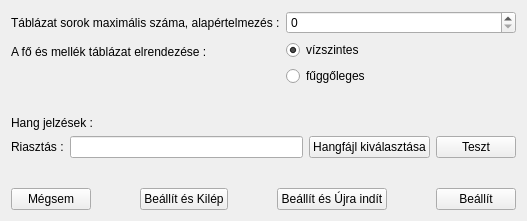
First picture: the form in lv2g/gsetup.ui, repository csikfer/lanview2, before the edit.
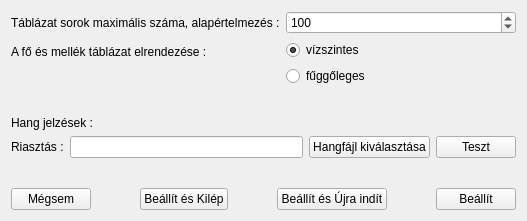
Second picture: the form after the edit.

The edit to the form file:
```diff
--- a/lv2g/gsetup.ui
+++ b/lv2g/gsetup.ui
@@ -24,7 +24,20 @@
       </widget>
      </item>
      <item row="0" column="1">
-      <widget class="QSpinBox" name="spinBoxMaxRows"/>
+      <widget class="QSpinBox" name="spinBoxMaxRows">
+       <property name="minimum">
+        <number>30</number>
+       </property>
+       <property name="maximum">
+        <number>1000</number>
+       </property>
+       <property name="singleStep">
+        <number>10</number>
+       </property>
+       <property name="value">
+        <number>100</number>
+       </property>
+      </widget>
      </item>
      <item row="1" column="0">
       <widget class="QLabel" name="labelOrientation">
```
Left out of the diff: 10 changed lines with no effect on the pictures.
